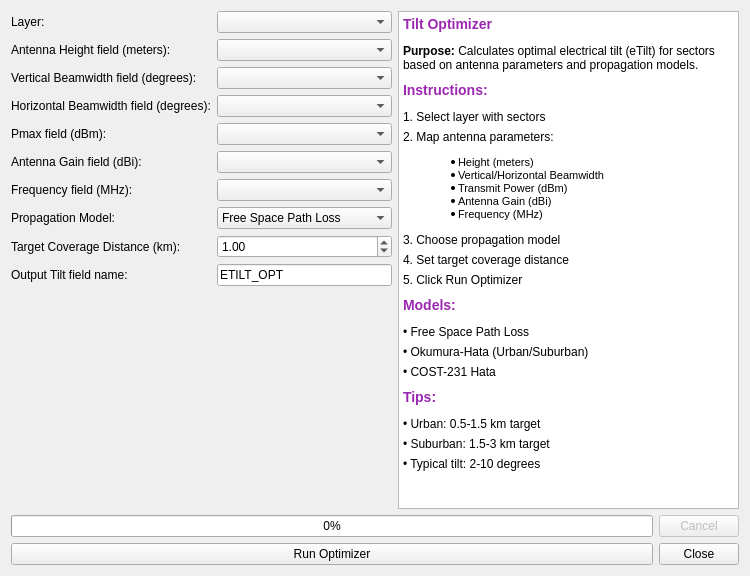
Qt form tilt_optimizer_dialog_base.ui (mbebs/RFTools) before a commit.
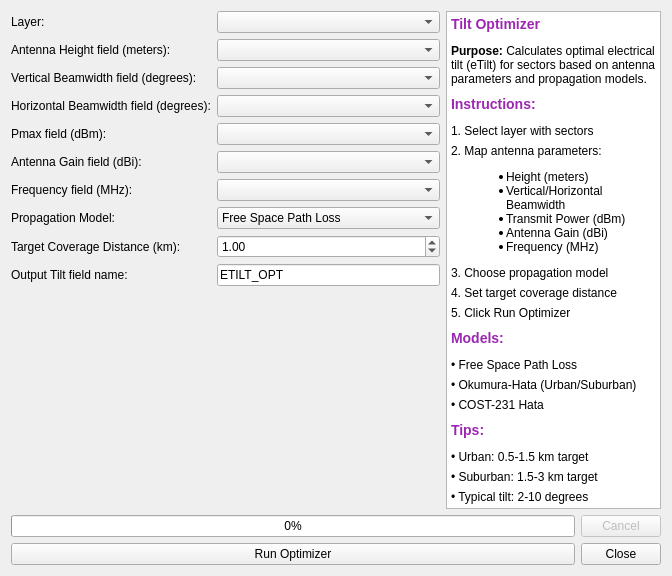
The same form after that commit. Icons and pictures are not drawn.

Patch:
```diff
--- a/tilt_optimizer_dialog_base.ui
+++ b/tilt_optimizer_dialog_base.ui
@@ -2,13 +2,17 @@
 <ui version="4.0">
  <class>TiltOptimizerDialogBase</class>
  <widget class="QDialog" name="TiltOptimizerDialogBase">
-  <property name="geometry">
-   <rect>
-    <x>0</x>
-    <y>0</y>
-    <width>750</width>
-    <height>576</height>
-   </rect>
+ <property name="minimumSize">
+  <size>
+   <width>686</width>
+   <height>460</height>
+  </size>
+ </property>
+ <property name="sizePolicy">
+ <sizepolicy hsizetype="Expanding" vsizetype="Expanding">
+ <horstretch>0</horstretch>
+ <verstretch>0</verstretch>
+ </sizepolicy>
   </property>
   <property name="minimumSize">
    <size>
@@ -25,7 +29,7 @@
   </property>
   <layout class="QVBoxLayout" name="mainVerticalLayout">
    <item>
-    <layout class="QHBoxLayout" name="horizontalLayout">
+ <layout class="QHBoxLayout" name="horizontalLayout" stretch="2,1">
      <item>
       <layout class="QVBoxLayout" name="leftLayout">
        <item>
@@ -126,7 +130,42 @@
            </item>
            <item>
             <property name="text">
-             <string>COST-231 Hata</string>
+ <string>Okumura-Hata (Rural)</string>
+ </property>
+ </item>
+ <item>
+ <property name="text">
+ <string>COST-231 Hata (Urban)</string>
+ </property>
+ </item>
+ <item>
+ <property name="text">
+ <string>COST-231 Hata (Suburban)</string>
+ </property>
+ </item>
+ <item>
+ <property name="text">
+ <string>Ericsson 9999</string>
+ </property>
+ </item>
+ <item>
+ <property name="text">
+ <string>SUI (Suburban)</string>
+ </property>
+ </item>
+ <item>
+ <property name="text">
+ <string>SUI (Urban)</string>
+ </property>
+ </item>
+ <item>
+ <property name="text">
+ <string>ECC-33 (Urban)</string>
+ </property>
+ </item>
+ <item>
+ <property name="text">
+ <string>ECC-33 (Suburban)</string>
             </property>
            </item>
           </widget>
@@ -178,28 +217,28 @@
         <string>&lt;!DOCTYPE HTML PUBLIC &quot;-//W3C//DTD HTML 4.0//EN&quot; &quot;http://www.w3.org/TR/REC-html40/strict.dtd&quot;&gt;
 &lt;html&gt;&lt;head&gt;&lt;meta name=&quot;qrichtext&quot; content=&quot;1&quot; /&gt;&lt;style type=&quot;text/css&quot;&gt;
 p, li { white-space: pre-wrap; }
-&lt;/style&gt;&lt;/head&gt;&lt;body style=&quot; font-family:'MS Shell Dlg 2'; font-size:8.25pt; font-weight:400; font-style:normal;&quot;&gt;
-&lt;h3 style=&quot; margin-top:10px; margin-bottom:12px; margin-left:0px; margin-right:0px; -qt-block-indent:0; text-indent:0px;&quot;&gt;&lt;span style=&quot; font-size:10pt; font-weight:600; color:#9c27b0;&quot;&gt;Tilt Optimizer&lt;/span&gt;&lt;/h3&gt;
-&lt;p style=&quot; margin-top:6px; margin-bottom:6px; margin-left:0px; margin-right:0px; -qt-block-indent:0; text-indent:0px;&quot;&gt;&lt;span style=&quot; font-size:9pt; font-weight:600;&quot;&gt;Purpose:&lt;/span&gt;&lt;span style=&quot; font-size:9pt;&quot;&gt; Calculates optimal electrical tilt (eTilt) for sectors based on antenna parameters and propagation models.&lt;/span&gt; &lt;/p&gt;
-&lt;h3 style=&quot; margin-top:10px; margin-bottom:12px; margin-left:0px; margin-right:0px; -qt-block-indent:0; text-indent:0px;&quot;&gt;&lt;span style=&quot; font-size:10pt; font-weight:600; color:#9c27b0;&quot;&gt;Instructions:&lt;/span&gt;&lt;/h3&gt;
-&lt;p style=&quot; margin-top:6px; margin-bottom:6px; margin-left:0px; margin-right:0px; -qt-block-indent:0; text-indent:0px;&quot;&gt;&lt;span style=&quot; font-size:9pt;&quot;&gt;1. Select layer with sectors&lt;/span&gt;&lt;/p&gt;
-&lt;p style=&quot; margin-top:6px; margin-bottom:6px; margin-left:0px; margin-right:0px; -qt-block-indent:0; text-indent:0px;&quot;&gt;&lt;span style=&quot; font-size:9pt;&quot;&gt;2. Map antenna parameters:&lt;/span&gt;&lt;/p&gt;
+&lt;/style&gt;&lt;/head&gt;&lt;body style=&quot; font-weight:400; font-style:normal;&quot;&gt;
+&lt;h3 style=&quot; margin-top:10px; margin-bottom:12px; margin-left:0px; margin-right:0px; -qt-block-indent:0; text-indent:0px;&quot;&gt;&lt;span style=&quot; font-weight:600; color:#9c27b0;&quot;&gt;Tilt Optimizer&lt;/span&gt;&lt;/h3&gt;
+&lt;p style=&quot; margin-top:6px; margin-bottom:6px; margin-left:0px; margin-right:0px; -qt-block-indent:0; text-indent:0px;&quot;&gt;&lt;span style=&quot; font-weight:600;&quot;&gt;Purpose:&lt;/span&gt;&lt;span style=&quot;&quot;&gt; Calculates optimal electrical tilt (eTilt) for sectors based on antenna parameters and propagation models.&lt;/span&gt; &lt;/p&gt;
+&lt;h3 style=&quot; margin-top:10px; margin-bottom:12px; margin-left:0px; margin-right:0px; -qt-block-indent:0; text-indent:0px;&quot;&gt;&lt;span style=&quot; font-weight:600; color:#9c27b0;&quot;&gt;Instructions:&lt;/span&gt;&lt;/h3&gt;
+&lt;p style=&quot; margin-top:6px; margin-bottom:6px; margin-left:0px; margin-right:0px; -qt-block-indent:0; text-indent:0px;&quot;&gt;&lt;span style=&quot;&quot;&gt;1. Select layer with sectors&lt;/span&gt;&lt;/p&gt;
+&lt;p style=&quot; margin-top:6px; margin-bottom:6px; margin-left:0px; margin-right:0px; -qt-block-indent:0; text-indent:0px;&quot;&gt;&lt;span style=&quot;&quot;&gt;2. Map antenna parameters:&lt;/span&gt;&lt;/p&gt;
 &lt;ul style=&quot;margin-top: 0px; margin-bottom: 0px; margin-left: 0px; margin-right: 0px; -qt-list-indent: 1;&quot;&gt;&lt;li style=&quot;&quot; style=&quot; margin-top:12px; margin-bottom:0px; margin-left:15px; margin-right:0px; -qt-block-indent:0; text-indent:0px;&quot;&gt;Height (meters)&lt;/li&gt;
 &lt;li style=&quot;&quot; style=&quot; margin-top:0px; margin-bottom:0px; margin-left:15px; margin-right:0px; -qt-block-indent:0; text-indent:0px;&quot;&gt;Vertical/Horizontal Beamwidth&lt;/li&gt;
 &lt;li style=&quot;&quot; style=&quot; margin-top:0px; margin-bottom:0px; margin-left:15px; margin-right:0px; -qt-block-indent:0; text-indent:0px;&quot;&gt;Transmit Power (dBm)&lt;/li&gt;
 &lt;li style=&quot;&quot; style=&quot; margin-top:0px; margin-bottom:0px; margin-left:15px; margin-right:0px; -qt-block-indent:0; text-indent:0px;&quot;&gt;Antenna Gain (dBi)&lt;/li&gt;
 &lt;li style=&quot;&quot; style=&quot; margin-top:0px; margin-bottom:12px; margin-left:15px; margin-right:0px; -qt-block-indent:0; text-indent:0px;&quot;&gt;Frequency (MHz)&lt;/li&gt;&lt;/ul&gt;
-&lt;p style=&quot; margin-top:6px; margin-bottom:6px; margin-left:0px; margin-right:0px; -qt-block-indent:0; text-indent:0px;&quot;&gt;&lt;span style=&quot; font-size:9pt;&quot;&gt;3. Choose propagation model&lt;/span&gt;&lt;/p&gt;
-&lt;p style=&quot; margin-top:6px; margin-bottom:6px; margin-left:0px; margin-right:0px; -qt-block-indent:0; text-indent:0px;&quot;&gt;&lt;span style=&quot; font-size:9pt;&quot;&gt;4. Set target coverage distance&lt;/span&gt;&lt;/p&gt;
-&lt;p style=&quot; margin-top:6px; margin-bottom:6px; margin-left:0px; margin-right:0px; -qt-block-indent:0; text-indent:0px;&quot;&gt;&lt;span style=&quot; font-size:9pt;&quot;&gt;5. Click Run Optimizer&lt;/span&gt; &lt;/p&gt;
-&lt;h3 style=&quot; margin-top:10px; margin-bottom:12px; margin-left:0px; margin-right:0px; -qt-block-indent:0; text-indent:0px;&quot;&gt;&lt;span style=&quot; font-size:10pt; font-weight:600; color:#9c27b0;&quot;&gt;Models:&lt;/span&gt;&lt;/h3&gt;
-&lt;p style=&quot; margin-top:6px; margin-bottom:6px; margin-left:0px; margin-right:0px; -qt-block-indent:0; text-indent:0px;&quot;&gt;&lt;span style=&quot; font-size:9pt;&quot;&gt;• Free Space Path Loss&lt;/span&gt;&lt;/p&gt;
-&lt;p style=&quot; margin-top:6px; margin-bottom:6px; margin-left:0px; margin-right:0px; -qt-block-indent:0; text-indent:0px;&quot;&gt;&lt;span style=&quot; font-size:9pt;&quot;&gt;• Okumura-Hata (Urban/Suburban)&lt;/span&gt;&lt;/p&gt;
-&lt;p style=&quot; margin-top:6px; margin-bottom:6px; margin-left:0px; margin-right:0px; -qt-block-indent:0; text-indent:0px;&quot;&gt;&lt;span style=&quot; font-size:9pt;&quot;&gt;• COST-231 Hata&lt;/span&gt; &lt;/p&gt;
-&lt;h3 style=&quot; margin-top:10px; margin-bottom:12px; margin-left:0px; margin-right:0px; -qt-block-indent:0; text-indent:0px;&quot;&gt;&lt;span style=&quot; font-size:10pt; font-weight:600; color:#9c27b0;&quot;&gt;Tips:&lt;/span&gt;&lt;/h3&gt;
-&lt;p style=&quot; margin-top:6px; margin-bottom:6px; margin-left:0px; margin-right:0px; -qt-block-indent:0; text-indent:0px;&quot;&gt;&lt;span style=&quot; font-size:9pt;&quot;&gt;• Urban: 0.5-1.5 km target&lt;/span&gt;&lt;/p&gt;
-&lt;p style=&quot; margin-top:6px; margin-bottom:6px; margin-left:0px; margin-right:0px; -qt-block-indent:0; text-indent:0px;&quot;&gt;&lt;span style=&quot; font-size:9pt;&quot;&gt;• Suburban: 1.5-3 km target&lt;/span&gt;&lt;/p&gt;
-&lt;p style=&quot; margin-top:6px; margin-bottom:6px; margin-left:0px; margin-right:0px; -qt-block-indent:0; text-indent:0px;&quot;&gt;&lt;span style=&quot; font-size:9pt;&quot;&gt;• Typical tilt: 2-10 degrees&lt;/span&gt;&lt;/p&gt;&lt;/body&gt;&lt;/html&gt;</string>
+&lt;p style=&quot; margin-top:6px; margin-bottom:6px; margin-left:0px; margin-right:0px; -qt-block-indent:0; text-indent:0px;&quot;&gt;&lt;span style=&quot;&quot;&gt;3. Choose propagation model&lt;/span&gt;&lt;/p&gt;
+&lt;p style=&quot; margin-top:6px; margin-bottom:6px; margin-left:0px; margin-right:0px; -qt-block-indent:0; text-indent:0px;&quot;&gt;&lt;span style=&quot;&quot;&gt;4. Set target coverage distance&lt;/span&gt;&lt;/p&gt;
+&lt;p style=&quot; margin-top:6px; margin-bottom:6px; margin-left:0px; margin-right:0px; -qt-block-indent:0; text-indent:0px;&quot;&gt;&lt;span style=&quot;&quot;&gt;5. Click Run Optimizer&lt;/span&gt; &lt;/p&gt;
+&lt;h3 style=&quot; margin-top:10px; margin-bottom:12px; margin-left:0px; margin-right:0px; -qt-block-indent:0; text-indent:0px;&quot;&gt;&lt;span style=&quot; font-weight:600; color:#9c27b0;&quot;&gt;Models:&lt;/span&gt;&lt;/h3&gt;
+&lt;p style=&quot; margin-top:6px; margin-bottom:6px; margin-left:0px; margin-right:0px; -qt-block-indent:0; text-indent:0px;&quot;&gt;&lt;span style=&quot;&quot;&gt;• Free Space Path Loss&lt;/span&gt;&lt;/p&gt;
+&lt;p style=&quot; margin-top:6px; margin-bottom:6px; margin-left:0px; margin-right:0px; -qt-block-indent:0; text-indent:0px;&quot;&gt;&lt;span style=&quot;&quot;&gt;• Okumura-Hata (Urban/Suburban)&lt;/span&gt;&lt;/p&gt;
+&lt;p style=&quot; margin-top:6px; margin-bottom:6px; margin-left:0px; margin-right:0px; -qt-block-indent:0; text-indent:0px;&quot;&gt;&lt;span style=&quot;&quot;&gt;• COST-231 Hata&lt;/span&gt; &lt;/p&gt;
+&lt;h3 style=&quot; margin-top:10px; margin-bottom:12px; margin-left:0px; margin-right:0px; -qt-block-indent:0; text-indent:0px;&quot;&gt;&lt;span style=&quot; font-weight:600; color:#9c27b0;&quot;&gt;Tips:&lt;/span&gt;&lt;/h3&gt;
+&lt;p style=&quot; margin-top:6px; margin-bottom:6px; margin-left:0px; margin-right:0px; -qt-block-indent:0; text-indent:0px;&quot;&gt;&lt;span style=&quot;&quot;&gt;• Urban: 0.5-1.5 km target&lt;/span&gt;&lt;/p&gt;
+&lt;p style=&quot; margin-top:6px; margin-bottom:6px; margin-left:0px; margin-right:0px; -qt-block-indent:0; text-indent:0px;&quot;&gt;&lt;span style=&quot;&quot;&gt;• Suburban: 1.5-3 km target&lt;/span&gt;&lt;/p&gt;
+&lt;p style=&quot; margin-top:6px; margin-bottom:6px; margin-left:0px; margin-right:0px; -qt-block-indent:0; text-indent:0px;&quot;&gt;&lt;span style=&quot;&quot;&gt;• Typical tilt: 2-10 degrees&lt;/span&gt;&lt;/p&gt;&lt;/body&gt;&lt;/html&gt;</string>
        </property>
       </widget>
      </item>
```
Lines whose indentation alone changed are shown as unchanged.
